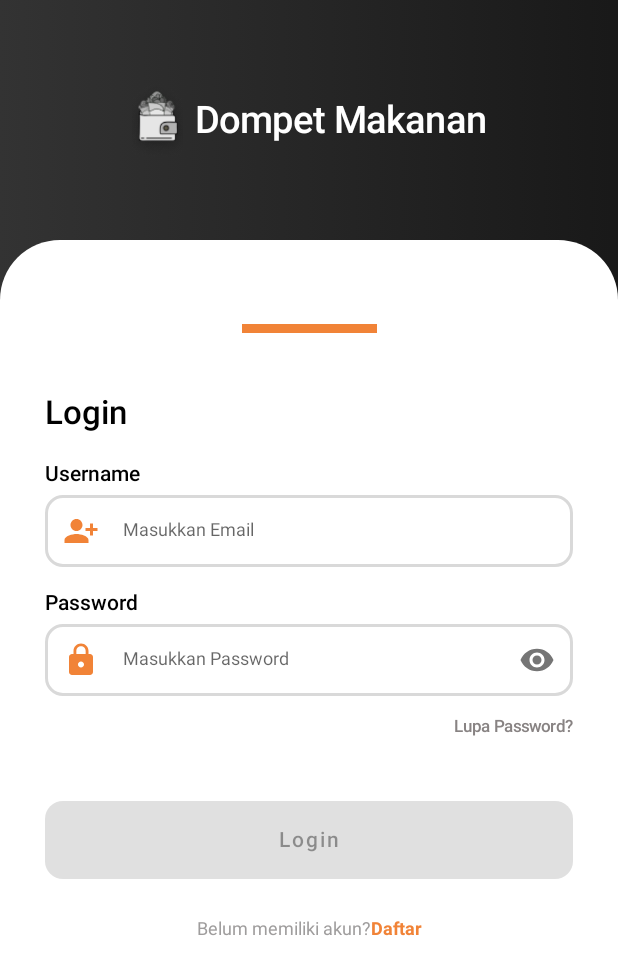
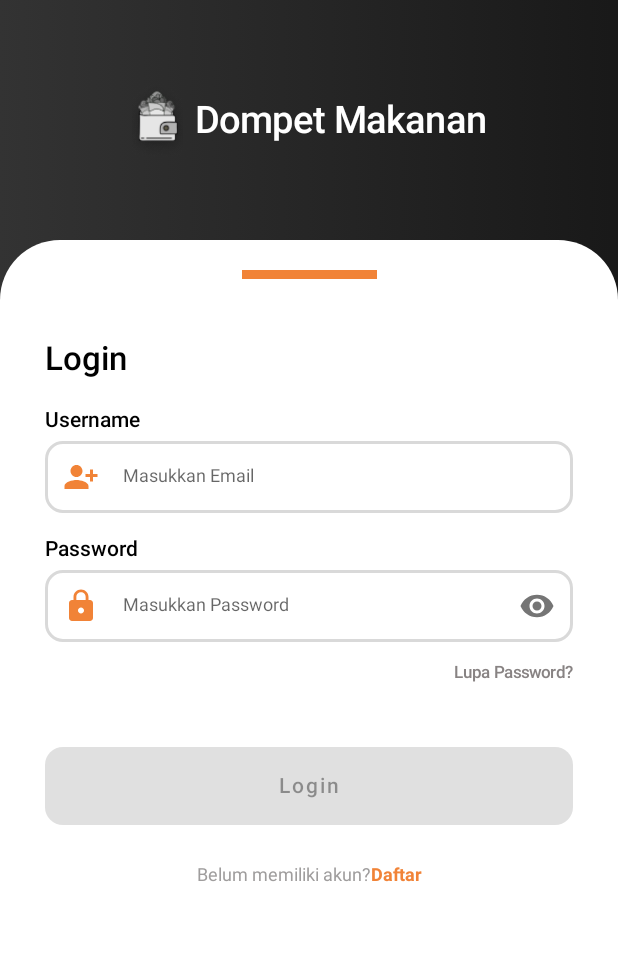
Before and after one commit to C23-PS288/dompet-makanan-application, an Android app built with Jetpack Compose: the screen it shows after launch (MainActivity), on a phone screen of 412 x 824 dp. Shown: the top 975 px of the screen. Run offline under Robolectric (Android 15) with nearby library versions, the phone set to English and light mode, and no system bars.

Commit message:
update register

```diff
--- a/app/src/main/java/com/rozi/dompetmakanan/DompetMakananApp.kt
+++ b/app/src/main/java/com/rozi/dompetmakanan/DompetMakananApp.kt
@@ -10,8 +10,10 @@ import androidx.navigation.compose.rememberNavController
 import com.rozi.dompetmakanan.ui.navigation.Destination
 import com.rozi.dompetmakanan.ui.screen.SplashScreen
 import com.rozi.dompetmakanan.ui.screen.home.HomeScreen
-import com.rozi.dompetmakanan.ui.screen.login.LoginContent
+import com.rozi.dompetmakanan.ui.screen.login.LoginScreen
 import com.rozi.dompetmakanan.ui.screen.login.LoginViewModel
+import com.rozi.dompetmakanan.ui.screen.register.RegisterScreen
+import com.rozi.dompetmakanan.ui.screen.register.RegisterViewModel
 import com.rozi.dompetmakanan.utils.ViewModelFactory
 
 @Composable
@@ -19,8 +21,12 @@ fun DompetMakananApp(application: Application) {
     val loginViewModel: LoginViewModel = viewModel(
         factory = ViewModelFactory.getInstance(application)
     )
+    val registerViewModel: RegisterViewModel = viewModel(
+        factory = ViewModelFactory.getInstance(application)
+    )
     val navController = rememberNavController()
-    val loadingProgressBar = loginViewModel.progressBar.value
+    val loginLoadingProgressBar = loginViewModel.progressBar.value
+    val registerLoadingProgressBar = registerViewModel.progressBar.value
 
     NavHost(
         navController = navController,
@@ -41,9 +47,34 @@ fun DompetMakananApp(application: Application) {
                     }
                 }
             } else {
-                LoginContent(
-                    loadingProgressBar = loadingProgressBar,
-                    onclickLogin = loginViewModel::login
+                LoginScreen(
+                    loadingProgressBar = loginLoadingProgressBar,
+                    onclickLogin = loginViewModel::login,
+                    onClickRegister = { navController.navigate(Destination.Register.route) }
+                )
+            }
+        }
+
+        composable(route = Destination.Register.route) {
+            if (registerViewModel.isSuccessLoading.value) {
+                LaunchedEffect(key1 = Unit) {
+                    navController.navigate(route = Destination.Login.route) {
+                        popUpTo(Destination.Login.route) {
+                            inclusive = true
+                        }
+                    }
+                }
+            } else {
+                RegisterScreen(
+                    onClickLogin = {
+                        navController.navigate(Destination.Login.route) {
+                            popUpTo(Destination.Login.route) {
+                                inclusive = true
+                            }
+                        }
+                    },
+                    onClickRegister = registerViewModel::register,
+                    loadingProgressBar = registerLoadingProgressBar
                 )
             }
         }
--- a/app/src/main/java/com/rozi/dompetmakanan/MainActivity.kt
+++ b/app/src/main/java/com/rozi/dompetmakanan/MainActivity.kt
@@ -3,15 +3,11 @@ package com.rozi.dompetmakanan
 import android.os.Bundle
 import androidx.activity.ComponentActivity
 import androidx.activity.compose.setContent
-import androidx.activity.viewModels
 import androidx.compose.foundation.layout.fillMaxSize
 import androidx.compose.material.MaterialTheme
 import androidx.compose.material.Surface
 import androidx.compose.ui.Modifier
-import com.rozi.dompetmakanan.ui.navigation.LoginNavigation
-import com.rozi.dompetmakanan.ui.screen.login.LoginViewModel
 import com.rozi.dompetmakanan.ui.theme.DompetMakananTheme
-import com.rozi.dompetmakanan.utils.ViewModelFactory
 
 class MainActivity : ComponentActivity() {
 //    private val viewModel : LoginViewModel by viewModels{ViewModelFactory.getInstance(application)}
--- a/app/src/main/java/com/rozi/dompetmakanan/ui/components/CustomTextFieldWithEndIcon.kt
+++ b/app/src/main/java/com/rozi/dompetmakanan/ui/components/CustomTextFieldWithEndIcon.kt
@@ -14,6 +14,8 @@ import androidx.compose.ui.Modifier
 import androidx.compose.ui.focus.onFocusChanged
 import androidx.compose.ui.graphics.Color
 import androidx.compose.ui.text.TextStyle
+import androidx.compose.ui.text.input.PasswordVisualTransformation
+import androidx.compose.ui.text.input.VisualTransformation
 import androidx.compose.ui.unit.dp
 import androidx.compose.ui.unit.sp
 
@@ -25,7 +27,8 @@ fun CustomTextFieldWithEndIcon(
     modifier: Modifier = Modifier,
     textStyle: TextStyle = TextStyle.Default,
     StartIcon: @Composable (() -> Unit),
-    EndIcon: @Composable (() -> Unit)
+    EndIcon: @Composable (() -> Unit),
+    passwordVisibility: Boolean
 ) {
     var isFocused by remember { mutableStateOf(false) }
 
@@ -53,6 +56,7 @@ fun CustomTextFieldWithEndIcon(
             ),
             textStyle = textStyle,
             placeholder = { Text(text = placeHolder, style = TextStyle(fontSize = 12.sp)) },
+            visualTransformation = if (passwordVisibility) VisualTransformation.None else PasswordVisualTransformation()
         )
     }
 }
--- a/app/src/main/java/com/rozi/dompetmakanan/ui/components/CustomTextFieldWithLabelEndIcon.kt
+++ b/app/src/main/java/com/rozi/dompetmakanan/ui/components/CustomTextFieldWithLabelEndIcon.kt
@@ -20,7 +20,8 @@ fun CustomTextFieldWithLabelEndIcon(
     modifier: Modifier = Modifier,
     textStyle: TextStyle = TextStyle.Default,
     startIcon: Painter,
-    endIcon: Painter,
+    endIcon: @Composable (() -> Unit),
+    passwordVisibility: Boolean
 ) {
     Text(
         text = label,
@@ -43,11 +44,7 @@ fun CustomTextFieldWithLabelEndIcon(
                 tint = MaterialTheme.colors.primary
             )
         },
-        EndIcon = {
-            Icon(
-                painter = endIcon,
-                contentDescription = null,
-            )
-        }
+        EndIcon = endIcon,
+        passwordVisibility = passwordVisibility
     )
 }
--- a/app/src/main/java/com/rozi/dompetmakanan/ui/navigation/Destination.kt
+++ b/app/src/main/java/com/rozi/dompetmakanan/ui/navigation/Destination.kt
@@ -2,6 +2,7 @@ package com.rozi.dompetmakanan.ui.navigation
 
 sealed class Destination(val route : String) {
     object Login : Destination(route = "login")
+    object Register : Destination(route = "register")
     object Home : Destination(route = "home")
     object SplashScreen : Destination(route = "splashscreen")
 
--- a/app/src/main/java/com/rozi/dompetmakanan/ui/screen/Splashscreen.kt
+++ b/app/src/main/java/com/rozi/dompetmakanan/ui/screen/Splashscreen.kt
@@ -23,6 +23,7 @@ import androidx.compose.ui.unit.sp
 import androidx.compose.ui.viewinterop.AndroidView
 import androidx.navigation.NavController
 import com.rozi.dompetmakanan.R
+import com.rozi.dompetmakanan.ui.navigation.Destination
 import com.rozi.dompetmakanan.ui.theme.DompetMakananTheme
 import kotlinx.coroutines.delay
 
@@ -31,7 +32,8 @@ fun SplashScreen(navController: NavController) {
 
     LaunchedEffect(true) {
         delay(2000) // Wait for 2 seconds
-        navController.navigate("login")
+        navController.popBackStack()
+        navController.navigate(Destination.Login.route)
     }
 
     val context = LocalContext.current
--- a/app/src/main/java/com/rozi/dompetmakanan/ui/screen/login/LoginScreen.kt
+++ b/app/src/main/java/com/rozi/dompetmakanan/ui/screen/login/LoginScreen.kt
@@ -1,6 +1,7 @@
 package com.rozi.dompetmakanan.ui.screen.login
 
 import androidx.compose.foundation.background
+import androidx.compose.foundation.clickable
 import androidx.compose.foundation.layout.*
 import androidx.compose.foundation.shape.RoundedCornerShape
 import androidx.compose.material.*
@@ -9,7 +10,6 @@ import androidx.compose.runtime.saveable.rememberSaveable
 import androidx.compose.ui.Alignment
 import androidx.compose.ui.Modifier
 import androidx.compose.ui.graphics.Color
-import androidx.compose.ui.platform.LocalContext
 import androidx.compose.ui.res.painterResource
 import androidx.compose.ui.text.TextStyle
 import androidx.compose.ui.text.font.FontWeight
@@ -17,25 +17,24 @@ import androidx.compose.ui.tooling.preview.Devices
 import androidx.compose.ui.tooling.preview.Preview
 import androidx.compose.ui.unit.dp
 import androidx.compose.ui.unit.sp
-import androidx.lifecycle.viewmodel.compose.viewModel
 import com.rozi.dompetmakanan.R
-import com.rozi.dompetmakanan.di.Injection
 import com.rozi.dompetmakanan.ui.components.*
 import com.rozi.dompetmakanan.ui.theme.DompetMakananTheme
-import com.rozi.dompetmakanan.utils.ViewModelFactory
 
 
 @Composable
-fun LoginContent(
+fun LoginScreen(
     modifier: Modifier = Modifier,
     loadingProgressBar: Boolean,
     onclickLogin: (email: String, password: String) -> Unit,
+    onClickRegister: () -> Unit
 ) {
     Column(modifier = Modifier.background(Color.White)) {
         BannerAuth()
         var textEmail by rememberSaveable { mutableStateOf("") }
         var textPassword by rememberSaveable { mutableStateOf("") }
-        val isValidate by derivedStateOf { textEmail.isNotBlank() && textPassword.isNotBlank() }
+        val isValidate by derivedStateOf { textEmail.isNotBlank() && textPassword.length > 8 }
+        val passwordVisibility = remember { mutableStateOf(false) }
         Column(
             modifier = modifier
                 .offset(y = (-40).dp)
@@ -48,7 +47,7 @@ fun LoginContent(
                     )
                 )
         ) {
-            Spacer(modifier = modifier.padding(top = 56.dp))
+            Spacer(modifier = modifier.padding(top = 20.dp))
             Divider(
                 color = MaterialTheme.colors.primary,
                 modifier = modifier
@@ -80,7 +79,22 @@ fun LoginContent(
                 },
                 modifier = modifier,
                 startIcon = painterResource(id = R.drawable.ic_lock),
-                endIcon = painterResource(id = R.drawable.ic_show)
+                endIcon = {
+                    IconButton(
+                        onClick = { passwordVisibility.value = !passwordVisibility.value }
+                    ) {
+                        val visibilityIcon = if (passwordVisibility.value) {
+                            painterResource(id = R.drawable.ic_hide)
+                        } else {
+                            painterResource(id = R.drawable.ic_show)
+                        }
+                        Icon(
+                            painter = visibilityIcon,
+                            contentDescription = if (passwordVisibility.value) "Hide password" else "Show password"
+                        )
+                    }
+                },
+                passwordVisibility = passwordVisibility.value
             )
             Text(
                 text = "Lupa Password?",
@@ -95,7 +109,7 @@ fun LoginContent(
             )
             CustomButton(
                 text = "Login", modifier = modifier.padding(top = 43.dp),
-                onClick = {onclickLogin(textEmail, textPassword)},
+                onClick = { onclickLogin(textEmail, textPassword) },
                 enabled = isValidate
             )
             Row(
@@ -115,7 +129,8 @@ fun LoginContent(
                         fontSize = 12.sp,
                         fontWeight = FontWeight.Bold,
                         color = MaterialTheme.colors.primary
-                    )
+                    ),
+                    modifier = modifier.clickable { onClickRegister() }
                 )
             }
         }
--- a/app/src/main/java/com/rozi/dompetmakanan/utils/ViewModelFactory.kt
+++ b/app/src/main/java/com/rozi/dompetmakanan/utils/ViewModelFactory.kt
@@ -4,6 +4,7 @@ import android.app.Application
 import androidx.lifecycle.ViewModel
 import androidx.lifecycle.ViewModelProvider
 import com.rozi.dompetmakanan.ui.screen.login.LoginViewModel
+import com.rozi.dompetmakanan.ui.screen.register.RegisterViewModel
 
 class ViewModelFactory (private val maApplication: Application) :
     ViewModelProvider.NewInstanceFactory() {
@@ -27,6 +28,8 @@ class ViewModelFactory (private val maApplication: Application) :
     override fun <T : ViewModel> create(modelClass: Class<T>): T {
         if(modelClass.isAssignableFrom(LoginViewModel::class.java)) {
                 return LoginViewModel(maApplication) as T
+        }else if(modelClass.isAssignableFrom(RegisterViewModel::class.java)){
+            return RegisterViewModel() as T
         }
         throw IllegalArgumentException("Uknown ViewModel class: ${modelClass.name}")
     }
--- /dev/null
+++ b/app/src/main/res/drawable/ic_hide.xml
@@ -0,0 +1,5 @@
+<vector android:height="24dp" android:tint="#E57532"
+    android:viewportHeight="24" android:viewportWidth="24"
+    android:width="24dp" xmlns:android="http://schemas.android.com/apk/res/android">
+    <path android:fillColor="@android:color/white" android:pathData="M12,7c2.76,0 5,2.24 5,5 0,0.65 -0.13,1.26 -0.36,1.83l2.92,2.92c1.51,-1.26 2.7,-2.89 3.43,-4.75 -1.73,-4.39 -6,-7.5 -11,-7.5 -1.4,0 -2.74,0.25 -3.98,0.7l2.16,2.16C10.74,7.13 11.35,7 12,7zM2,4.27l2.28,2.28 0.46,0.46C3.08,8.3 1.78,10.02 1,12c1.73,4.39 6,7.5 11,7.5 1.55,0 3.03,-0.3 4.38,-0.84l0.42,0.42L19.73,22 21,20.73 3.27,3 2,4.27zM7.53,9.8l1.55,1.55c-0.05,0.21 -0.08,0.43 -0.08,0.65 0,1.66 1.34,3 3,3 0.22,0 0.44,-0.03 0.65,-0.08l1.55,1.55c-0.67,0.33 -1.41,0.53 -2.2,0.53 -2.76,0 -5,-2.24 -5,-5 0,-0.79 0.2,-1.53 0.53,-2.2zM11.84,9.02l3.15,3.15 0.02,-0.16c0,-1.66 -1.34,-3 -3,-3l-0.17,0.01z"/>
+</vector>
```
Also changed, not shown: app/src/main/java/com/rozi/dompetmakanan/ui/screen/register/RegisterScreen.kt (+51 -27 lines), app/src/main/java/com/rozi/dompetmakanan/ui/screen/register/RegisterViewModel.kt (added, +49 -0 lines).
